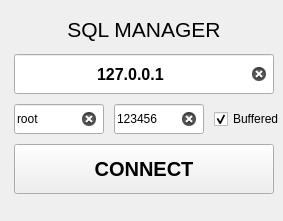
Before: the Qt Designer form Lib/UI/LAYOUT/ConnectorWindow.ui in fer-moreira/MYQT, drawn with Qt 5.
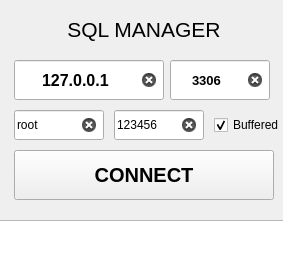
After: the same form once the commit is applied.

Commit message: Added PORT Selection

Diff of the .ui file:
```diff
--- a/Lib/UI/LAYOUT/ConnectorWindow.ui
+++ b/Lib/UI/LAYOUT/ConnectorWindow.ui
@@ -7,7 +7,7 @@
     <x>0</x>
     <y>0</y>
     <width>283</width>
-    <height>221</height>
+    <height>264</height>
    </rect>
   </property>
   <property name="windowTitle">
@@ -42,7 +42,7 @@
     <property name="geometry">
      <rect>
       <x>14</x>
-      <y>144</y>
+      <y>150</y>
       <width>260</width>
       <height>50</height>
      </rect>
@@ -62,8 +62,8 @@
     <property name="geometry">
      <rect>
       <x>14</x>
-      <y>54</y>
-      <width>260</width>
+      <y>60</y>
+      <width>150</width>
       <height>40</height>
      </rect>
     </property>
@@ -94,7 +94,7 @@
     <property name="geometry">
      <rect>
       <x>14</x>
-      <y>104</y>
+      <y>110</y>
       <width>90</width>
       <height>30</height>
      </rect>
@@ -113,7 +113,7 @@
     <property name="geometry">
      <rect>
       <x>114</x>
-      <y>104</y>
+      <y>110</y>
       <width>90</width>
       <height>30</height>
      </rect>
@@ -141,7 +141,7 @@
     <property name="geometry">
      <rect>
       <x>214</x>
-      <y>104</y>
+      <y>110</y>
       <width>80</width>
       <height>30</height>
      </rect>
@@ -168,6 +168,48 @@
      <bool>false</bool>
     </property>
    </widget>
+   <widget class="QLineEdit" name="port_in">
+    <property name="geometry">
+     <rect>
+      <x>170</x>
+      <y>60</y>
+      <width>100</width>
+      <height>40</height>
+     </rect>
+    </property>
+    <property name="font">
+     <font>
+      <pointsize>10</pointsize>
+      <weight>75</weight>
+      <bold>true</bold>
+     </font>
+    </property>
+    <property name="text">
+     <string>3306</string>
+    </property>
+    <property name="frame">
+     <bool>true</bool>
+    </property>
+    <property name="alignment">
+     <set>Qt::AlignCenter</set>
+    </property>
+    <property name="placeholderText">
+     <string>Port:</string>
+    </property>
+    <property name="clearButtonEnabled">
+     <bool>true</bool>
+    </property>
+   </widget>
+   <widget class="QTextBrowser" name="console_out">
+    <property name="geometry">
+     <rect>
+      <x>-1</x>
+      <y>220</y>
+      <width>286</width>
+      <height>45</height>
+     </rect>
+    </property>
+   </widget>
   </widget>
  </widget>
  <resources/>
```
The commit also changes 19 other files.
